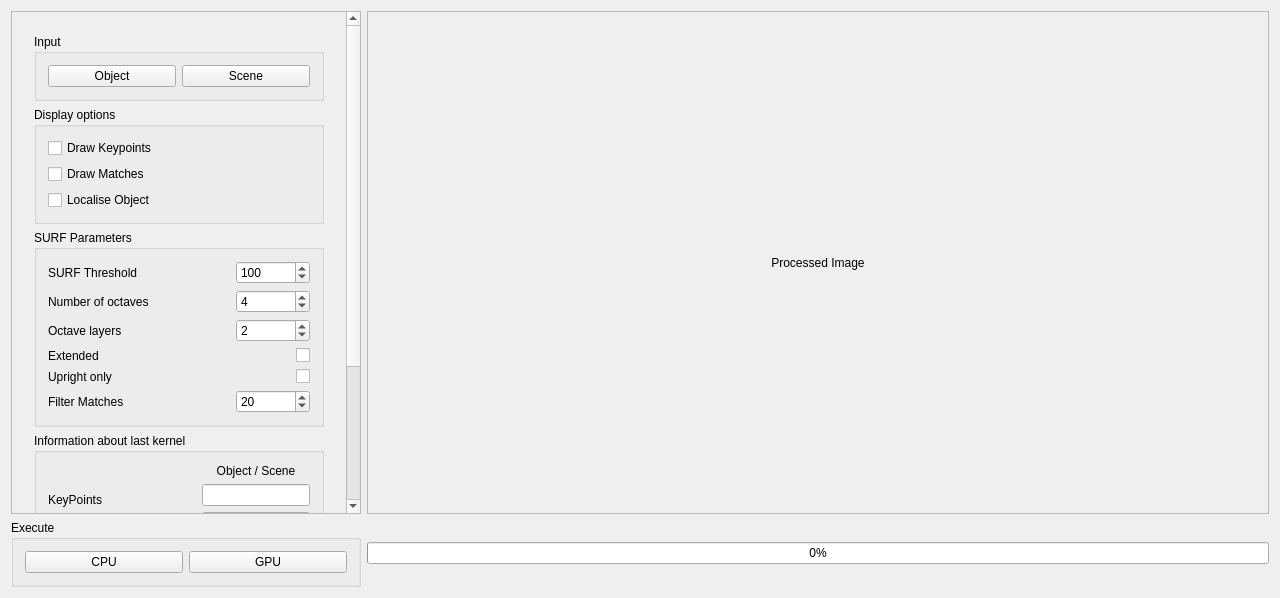
The window that solution/object-detect/mainwindow.ui (ZuDame/object-detect) describes before a commit, drawn with Qt 5.
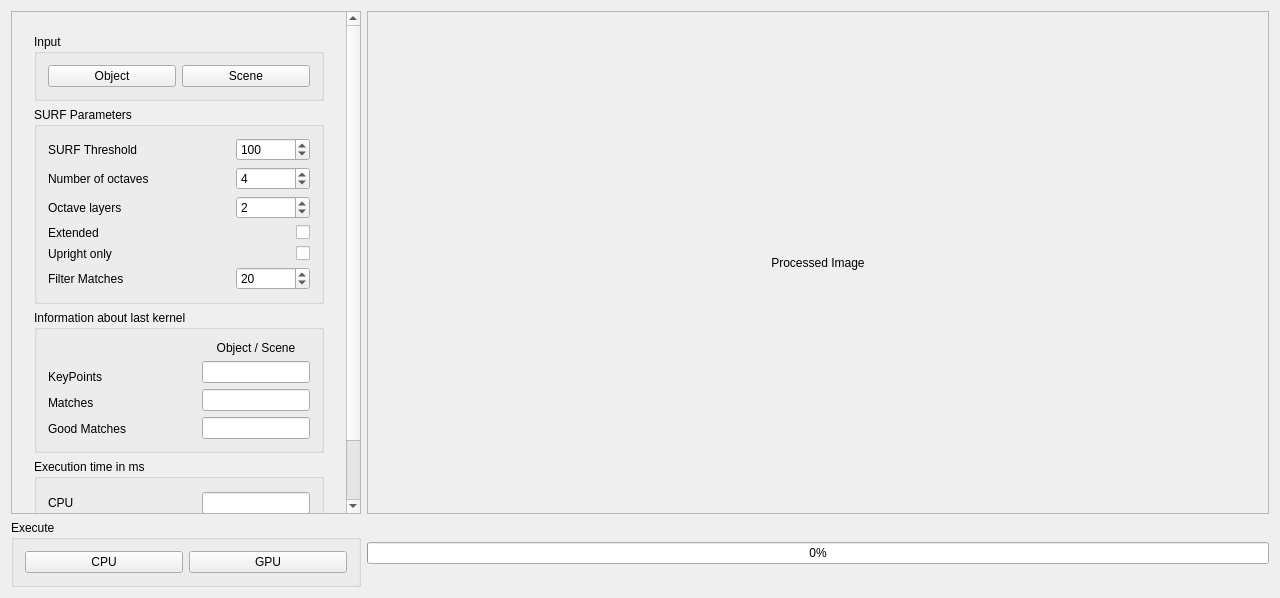
The same window after the commit.

The edit to the form file:
```diff
--- a/solution/object-detect/mainwindow.ui
+++ b/solution/object-detect/mainwindow.ui
@@ -63,7 +63,7 @@
          <x>0</x>
          <y>0</y>
          <width>332</width>
-         <height>698</height>
+         <height>581</height>
         </rect>
        </property>
        <layout class="QGridLayout" name="gridLayout_5">
@@ -79,7 +79,7 @@
            <number>0</number>
           </property>
           <layout class="QGridLayout">
-           <item row="4" column="0">
+           <item row="3" column="0">
             <widget class="QGroupBox" name="groupBox">
              <property name="title">
               <string>Information about last kernel</string>
@@ -152,7 +152,7 @@
              </layout>
             </widget>
            </item>
-           <item row="2" column="0">
+           <item row="1" column="0">
             <widget class="QGroupBox" name="groupBox_2">
              <property name="title">
               <string>SURF Parameters</string>
@@ -266,36 +266,6 @@
              </layout>
             </widget>
            </item>
-           <item row="1" column="0">
-            <widget class="QGroupBox" name="groupBox_3">
-             <property name="title">
-              <string>Display options</string>
-             </property>
-             <layout class="QGridLayout" name="gridLayout_3">
-              <item row="0" column="0">
-               <widget class="QCheckBox" name="checkBoxDrawKeyPoints">
-                <property name="text">
-                 <string>Draw Keypoints</string>
-                </property>
-               </widget>
-              </item>
-              <item row="1" column="0">
-               <widget class="QCheckBox" name="checkBoxDrawMatches">
-                <property name="text">
-                 <string>Draw Matches</string>
-                </property>
-               </widget>
-              </item>
-              <item row="2" column="0">
-               <widget class="QCheckBox" name="checkBoxLocaliseObject">
-                <property name="text">
-                 <string>Localise Object</string>
-                </property>
-               </widget>
-              </item>
-             </layout>
-            </widget>
-           </item>
            <item row="0" column="0">
             <widget class="QGroupBox" name="groupBox_4">
              <property name="title">
@@ -319,7 +289,7 @@
              </layout>
             </widget>
            </item>
-           <item row="5" column="0">
+           <item row="4" column="0">
             <widget class="QGroupBox" name="groupBox_11">
              <property name="title">
               <string>Execution time in ms</string>
@@ -379,7 +349,7 @@
              </layout>
             </widget>
            </item>
-           <item row="6" column="0">
+           <item row="5" column="0">
             <spacer name="verticalSpacer">
              <property name="orientation">
               <enum>Qt::Vertical</enum>
```
Left out of the diff: 7 changed lines with no effect on the pictures.
